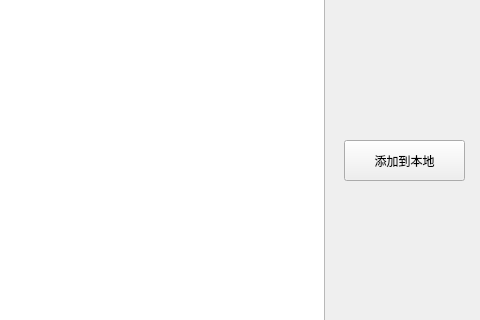
Qt form UI/result_page.ui (Shrimpwr/Ugokanai-dai-toshokan) before a commit; both pictures show x 706 to 1186 and y 260 to 580 of the 1186 by 841 pixel window.
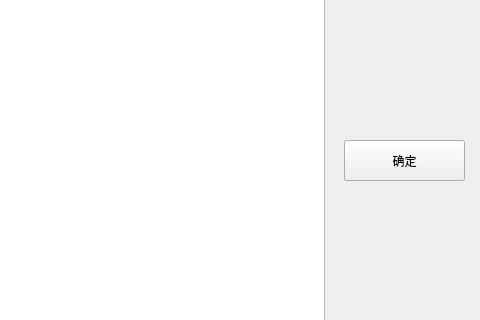
The same form after that commit.

What changed in the file:
```diff
--- a/UI/result_page.ui
+++ b/UI/result_page.ui
@@ -61,6 +61,19 @@
     <string>添加到本地</string>
    </property>
   </widget>
+  <widget class="QPushButton" name="btn_agree">
+   <property name="geometry">
+    <rect>
+     <x>1050</x>
+     <y>400</y>
+     <width>121</width>
+     <height>41</height>
+    </rect>
+   </property>
+   <property name="text">
+    <string>确定</string>
+   </property>
+  </widget>
  </widget>
  <resources/>
  <connections/>
```
